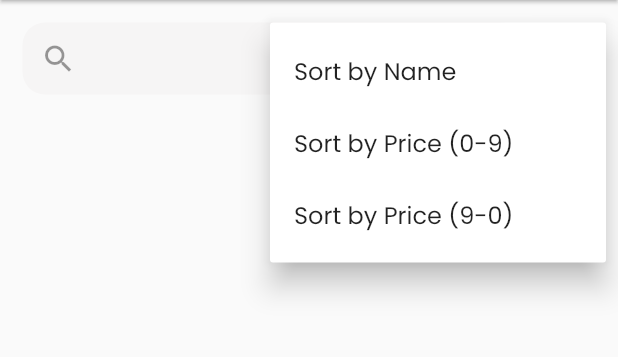
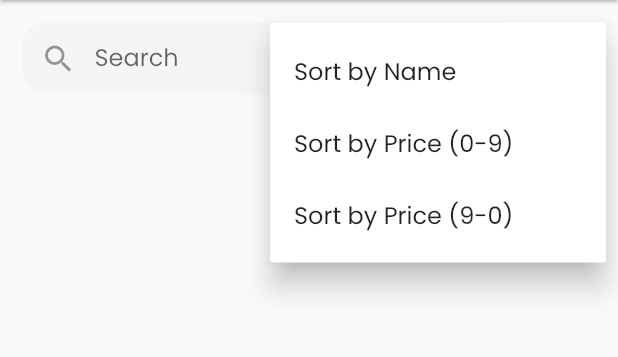
Before and after one commit to salman299/PharmacyStore, a Flutter app: the MainNavigationScreen screen opened directly, after a tap on an icon or button, on a phone screen of 412 x 824 dp, the part 84-441 px from its top. Run offline on Flutter 3.47's test engine with Material 2 defaults, Android fonts, the phone set to English and light mode, and no system bars; our stand-ins replace cached_network_image, cloud_firestore, firebase_auth, flutter_custom_clippers; missing offline and left inert: flappy_search_bar; accounts and stored records are empty.

Commit message:
HCI Final Deliverable

```diff
--- a/lib/providers/product.dart
+++ b/lib/providers/product.dart
@@ -23,7 +23,7 @@ class Product with ChangeNotifier {
     notifyListeners();
     try{
       //Firestore.instance.collection("userFravourite").document(userId).setData(data)
-      await Firestore.instance.collection("userFravourite").document(userId).setData({"$id": isFavorite});
+      await Firestore.instance.collection("userFravourite").document(userId).updateData({"$id": isFavorite});
     }catch (error){
       isFavorite=localFav;
       notifyListeners();
--- a/lib/screens/products_overview_screen.dart
+++ b/lib/screens/products_overview_screen.dart
@@ -20,34 +20,58 @@ enum FilterOptions {
 
 class ProductsOverviewScreen extends StatefulWidget {
   final isFavourite;
+
   ProductsOverviewScreen({this.isFavourite});
+
   @override
   _ProductsOverviewScreenState createState() => _ProductsOverviewScreenState();
 }
 
 class _ProductsOverviewScreenState extends State<ProductsOverviewScreen> {
+  FocusNode _focus = new FocusNode();
 
-  var _showOnlyFavorites = false;
-  var selectedValue=FilterOptions.SortByName;
-  var searchKeyWord="";
-  bool check=false;
-  Future<bool> _selectCatagory(BuildContext context) async{
-    if (searchKeyWord.length>=3)
-      await Provider.of<Products>(context,listen: false).fetchAndSetProducts(searchKeyword: searchKeyWord);
+  //var _showOnlyFavorites = false;
+  bool _focusVal = false;
+  var selectedValue = FilterOptions.SortByName;
+  var searchKeyWord = TextEditingController();
+  bool check = false;
+
+  Future<bool> _selectCatagory(BuildContext context) async {
+    if (_focus.hasFocus == true && (searchKeyWord.text.length == 0 || !check))
+      return true;
+    if (searchKeyWord.text.length >= 3)
+      await Provider.of<Products>(context, listen: false).fetchAndSetProducts(
+          searchKeyword: searchKeyWord.text);
     // else if (selectedValue == FilterOptions.Favorites || selectedValue==FilterOptions.All)
     //   await Provider.of<Products>(context,listen: false).fetchAndSetProducts();
-    else if (selectedValue==FilterOptions.SortByName)
-      {
-        await Provider.of<Products>(context,listen: false).fetchAndSetProducts(sortType: "title");
+    else if (selectedValue == FilterOptions.SortByName) {
+      await Provider.of<Products>(context, listen: false).fetchAndSetProducts(
+          sortType: "title");
       print("Heelo");
-        await Provider.of<UserInfo>(context,listen: false).fetchAndSetAddress();
+      await Provider.of<UserInfo>(context, listen: false).fetchAndSetAddress();
     }
-    else if (selectedValue==FilterOptions.SortByPrice0_9)
-      await Provider.of<Products>(context, listen: false).fetchAndSetProducts(sortType: "price", desc: false);
+    else if (selectedValue == FilterOptions.SortByPrice0_9)
+      await Provider.of<Products>(context, listen: false).fetchAndSetProducts(
+          sortType: "price", desc: false);
     else
-      await Provider.of<Products>(context,listen: false).fetchAndSetProducts(sortType: "price",desc: true);
+      await Provider.of<Products>(context, listen: false).fetchAndSetProducts(
+          sortType: "price", desc: true);
     return true;
   }
+
+  void _onFocusChange() {
+    print("heeekkekek");
+    print("Focus: " + _focus.hasFocus.toString());
+  }
+
+
+  @override
+  void setState(fn) {
+    // TODO: implement setState
+    _focus.addListener(_onFocusChange);
+    super.setState(fn);
+  }
+
   @override
   Widget build(BuildContext context) {
     return Column(
@@ -60,33 +84,42 @@ class _ProductsOverviewScreenState extends State<ProductsOverviewScreen> {
           children: [
             Expanded(
               child: Container(
-                margin: EdgeInsets.symmetric(horizontal: 15,vertical: 15),
+                margin: EdgeInsets.symmetric(horizontal: 15, vertical: 15),
                 decoration: BoxDecoration(
                   color: Color(0xFFf6f5f5),
-                  borderRadius:  BorderRadius.circular(15),
+                  borderRadius: BorderRadius.circular(15),
                 ),
                 child: TextField(
+                  focusNode: _focus,
+                  controller: searchKeyWord,
                   decoration: InputDecoration(
-                    contentPadding: EdgeInsets.only(left: 15, bottom: 11, top: 11, right: 15),
-                    prefixIcon: Icon(Icons.search,color: Colors.black.withOpacity(0.40),),
+                    contentPadding: EdgeInsets.only(
+                        left: 15, bottom: 11, top: 11, right: 15),
+                    prefixIcon: Icon(
+                      Icons.search, color: Colors.black.withOpacity(0.40),),
                     border: InputBorder.none,
                     focusedBorder: InputBorder.none,
                     enabledBorder: InputBorder.none,
                     errorBorder: InputBorder.none,
                     disabledBorder: InputBorder.none,
+                    hintText: "Search",
+                    suffixIcon: !_focus.hasFocus ? null : IconButton(
+                        icon: Icon(Icons.close, color: Colors.red),
+                        onPressed: () {
+                          FocusScope.of(context).unfocus();
+                          searchKeyWord.clear();
+                        }),
                     //filled: true,
                     //fillColor: Color(0xFFf6f5f5),
                   ),
-                  onChanged: (val){
-                    if (val.length>=3)
+                  onChanged: (val) {
+                    if (val.length >= 3)
                       setState(() {
-                        searchKeyWord=val;
-                        check=true;
+                        check = true;
                       });
-                    else if(val.length==2 && check==true){
+                    else if (val.length == 2 && check == true) {
                       setState(() {
-                        searchKeyWord=val;
-                        check=false;
+                        check = false;
                       });
                     }
                   },
@@ -101,10 +134,11 @@ class _ProductsOverviewScreenState extends State<ProductsOverviewScreen> {
                   //   _showOnlyFavorites = true;
                   // else if (selectedValue==FilterOptions.All)
                   //   _showOnlyFavorites = false;
-               this.selectedValue=selectedValue;
+                  this.selectedValue = selectedValue;
                 });
               },
-           icon: Icon(CustomIcons.filter,color: Colors.black.withOpacity(0.5),),
+              icon: Icon(
+                CustomIcons.filter, color: Colors.black.withOpacity(0.5),),
               itemBuilder: (_) =>
               [
                 // PopupMenuItem(
--- a/lib/widgets/auth_card.dart
+++ b/lib/widgets/auth_card.dart
@@ -30,6 +30,7 @@ class _AuthCardState extends State<AuthCard>{
       content: Text(message),
       actions: <Widget>[
         FlatButton(
+          color: Theme.of(context).primaryColor.withOpacity(0.50),
           child: Text("okay"),
           onPressed: ()=> Navigator.of(context).pop(),
         )
@@ -134,7 +135,7 @@ class _AuthCardState extends State<AuthCard>{
                 Text("Welcome", style: TextStyle(fontWeight: FontWeight.w600,fontSize: dSize.height*0.03),),
                 SizedBox(
                   width: dSize.width*0.60,
-                    child: Text(widget.isLogin? "Sign in to add your place to get it through out the world": "Sign Up to Experience great features of this App", maxLines: 2,textAlign: TextAlign.center,style: TextStyle(fontWeight: FontWeight.w300,fontSize: dSize.height*0.02),)),
+                    child: Text(widget.isLogin? "Sign in to order Medicines to your Door Steps": "Sign Up to be our Royal Customer", maxLines: 2,textAlign: TextAlign.center,style: TextStyle(fontWeight: FontWeight.w300,fontSize: dSize.height*0.02),)),
                 SizedBox(
                   height: dSize.height * 0.04,
                 ),
--- a/lib/widgets/oder_Item.dart
+++ b/lib/widgets/oder_Item.dart
@@ -19,8 +19,8 @@ class _OrderItemState extends State<OrderItem> {
       child: Column(
         children: <Widget>[
           ListTile(
-            title: Text('\$ ${widget.order.amount}'),
-            subtitle: Text(DateFormat('dd mm yyyy hh:mm').format(widget.order.date)),
+            title: Text('Rs ${widget.order.amount}'),
+            subtitle: Text(DateFormat('dd MM yyyy, hh:mm').format(widget.order.date)),
             trailing: IconButton(
               icon: !expended ? Icon(Icons.expand_more): Icon(Icons.expand_less),
               onPressed: (){
```
Also changed, not shown: lib/screens/cart_screen.dart (+6 -1 lines), lib/screens/checkout_screen.dart (+10 -2 lines), lib/widgets/confirmation_cart.dart (added, +121 -0 lines). Lines whose indentation alone changed are shown as unchanged.
